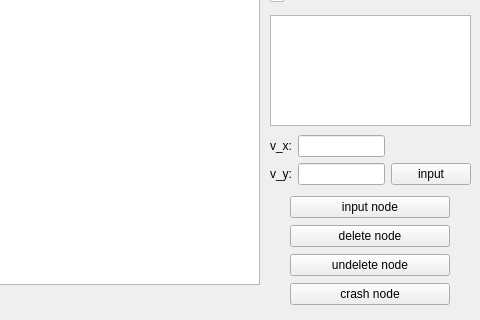
The window that network_time_sync/gui/window_main.ui (abusimbele/network_time_sync) describes before a commit, drawn with Qt 5; both pictures show x 320 to 800 and y 184 to 504 of the 800 by 600 pixel window.
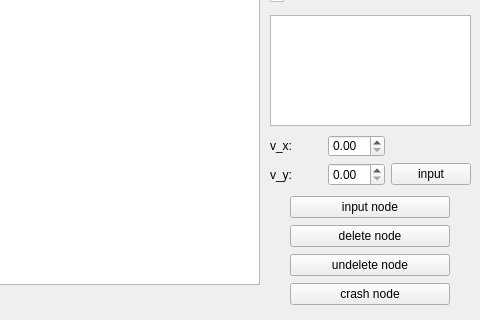
The same window after the commit. Icons and pictures are not drawn.

```diff
--- a/network_time_sync/gui/window_main.ui
+++ b/network_time_sync/gui/window_main.ui
@@ -284,12 +284,6 @@
      </rect>
     </property>
     <layout class="QGridLayout" name="gridLayout">
-     <item row="1" column="1">
-      <widget class="QLineEdit" name="lineEdit_v_x"/>
-     </item>
-     <item row="2" column="1">
-      <widget class="QLineEdit" name="lineEdit_v_y"/>
-     </item>
      <item row="1" column="0">
       <widget class="QLabel" name="label_txt_v_x_2">
        <property name="text">
@@ -311,6 +305,12 @@
        </property>
       </widget>
      </item>
+     <item row="1" column="1">
+      <widget class="QDoubleSpinBox" name="doubleSpinBox_input_vx"/>
+     </item>
+     <item row="2" column="1">
+      <widget class="QDoubleSpinBox" name="doubleSpinBox_input_vy"/>
+     </item>
     </layout>
    </widget>
   </widget>
```
